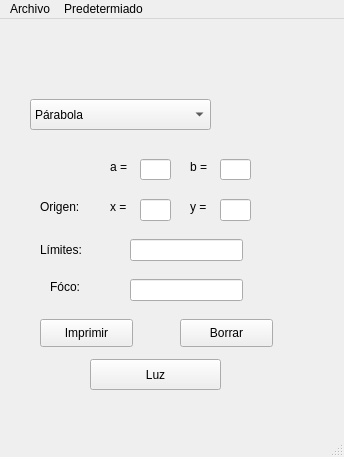
Qt form GUI.app.ui (bdcmartinez/Telescopios-reflectores) before a commit.
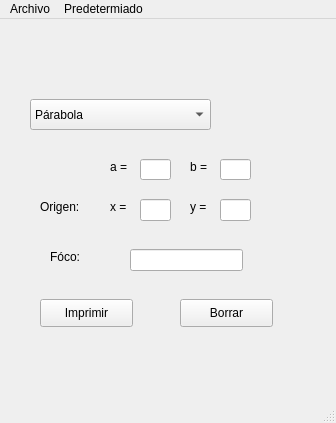
The same form after that commit.

Commit message: Se mejoró la impresión de la gráfica de la hiperbóla

```diff
--- a/GUI.app.ui
+++ b/GUI.app.ui
@@ -6,8 +6,8 @@
    <rect>
     <x>0</x>
     <y>0</y>
-    <width>344</width>
-    <height>457</height>
+    <width>336</width>
+    <height>423</height>
    </rect>
   </property>
   <property name="windowTitle">
@@ -18,7 +18,7 @@
     <property name="geometry">
      <rect>
       <x>50</x>
-      <y>260</y>
+      <y>230</y>
       <width>41</width>
       <height>16</height>
      </rect>
@@ -37,24 +37,11 @@
      </rect>
     </property>
    </widget>
-   <widget class="QPushButton" name="Boton_luz">
-    <property name="geometry">
-     <rect>
-      <x>90</x>
-      <y>340</y>
-      <width>131</width>
-      <height>31</height>
-     </rect>
-    </property>
-    <property name="text">
-     <string>Luz</string>
-    </property>
-   </widget>
    <widget class="QLineEdit" name="LineEdit_Foco">
     <property name="geometry">
      <rect>
       <x>130</x>
-      <y>260</y>
+      <y>230</y>
       <width>113</width>
       <height>22</height>
      </rect>
@@ -64,7 +51,7 @@
     <property name="geometry">
      <rect>
       <x>180</x>
-      <y>300</y>
+      <y>280</y>
       <width>93</width>
       <height>28</height>
      </rect>
@@ -77,7 +64,7 @@
     <property name="geometry">
      <rect>
       <x>40</x>
-      <y>300</y>
+      <y>280</y>
       <width>93</width>
       <height>28</height>
      </rect>
@@ -121,17 +108,7 @@
      </rect>
     </property>
    </widget>
-   <widget class="QLineEdit" name="LineEdit_limites">
-    <property name="geometry">
-     <rect>
-      <x>130</x>
-      <y>220</y>
-      <width>113</width>
-      <height>22</height>
-     </rect>
-    </property>
-   </widget>
-   <widget class="QLabel" name="label_3">
+   <widget class="QLabel" name="Label_a">
     <property name="geometry">
      <rect>
       <x>110</x>
@@ -154,19 +131,6 @@
      </rect>
     </property>
    </widget>
-   <widget class="QLabel" name="etiqueta">
-    <property name="geometry">
-     <rect>
-      <x>40</x>
-      <y>220</y>
-      <width>91</width>
-      <height>21</height>
-     </rect>
-    </property>
-    <property name="text">
-     <string>Límites:</string>
-    </property>
-   </widget>
    <widget class="QLabel" name="label_2">
     <property name="geometry">
      <rect>
@@ -235,7 +199,7 @@
     <rect>
      <x>0</x>
      <y>0</y>
-     <width>344</width>
+     <width>336</width>
      <height>26</height>
     </rect>
    </property>
```
Left out of the diff: 2 changed lines with no effect on the pictures. The commit also changes 1 other file.
